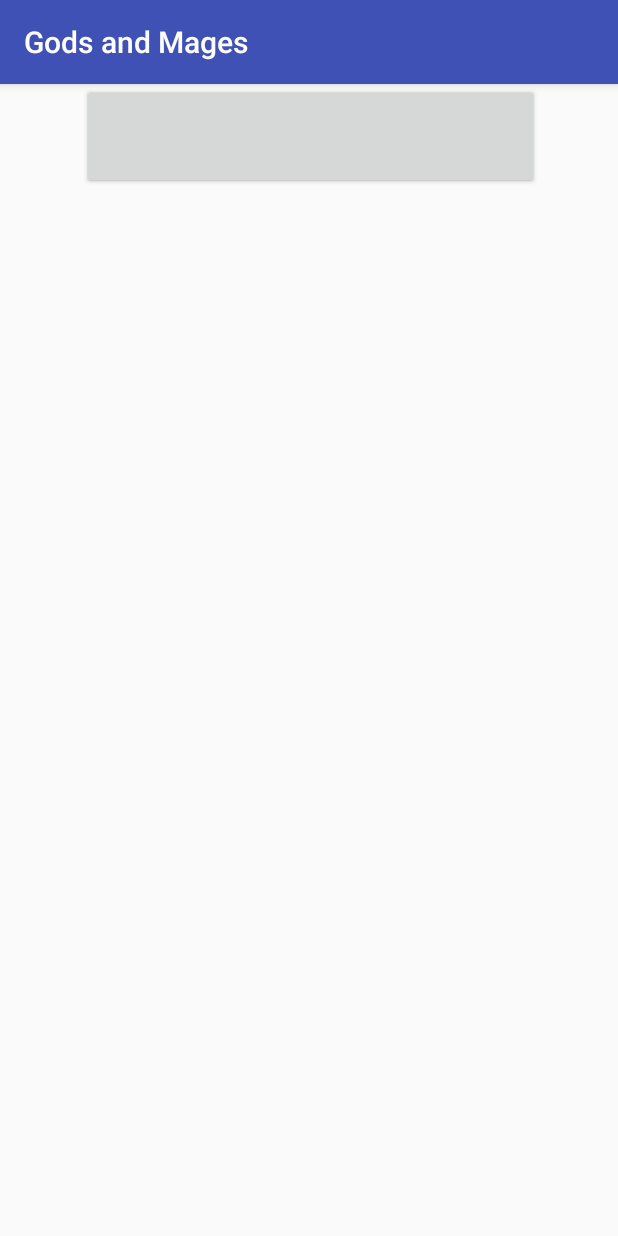
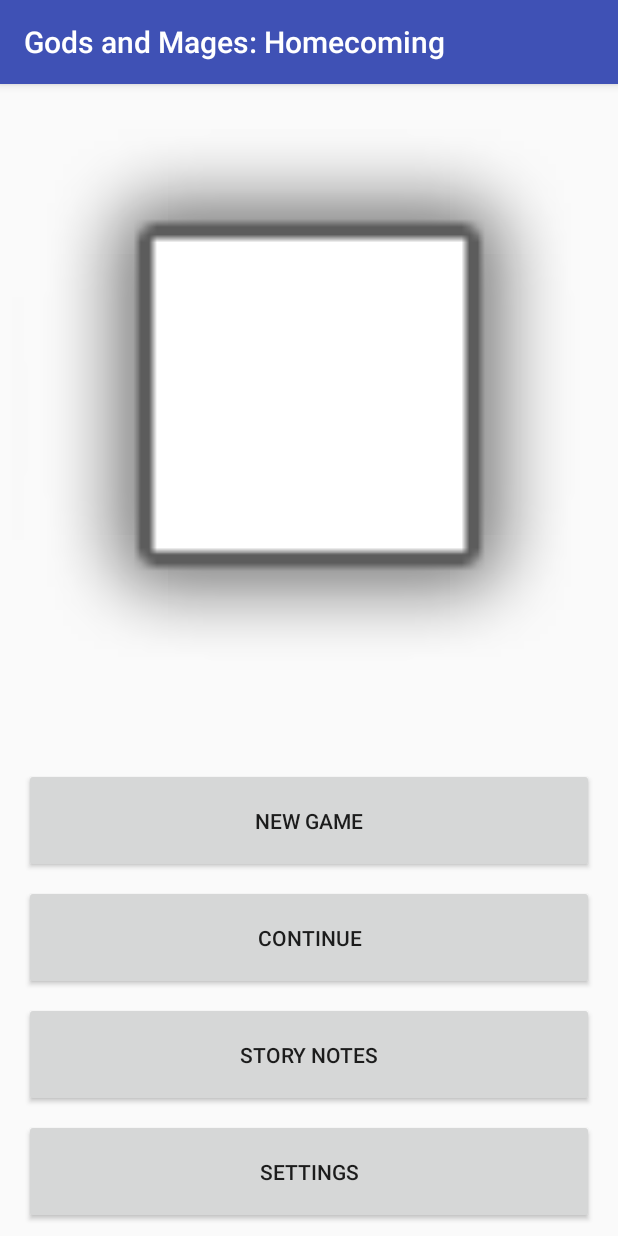
Before and after one commit to clpoppell/GodsAndMages, an Android app: the screen it shows after launch (MainActivity), on a phone screen of 412 x 824 dp. Run offline under Robolectric (Android 15) with nearby library versions, the phone set to English and light mode, and no system bars.

Commit message:
Main menu set up

```diff
--- a/app/src/main/res/layout/activity_main.xml
+++ b/app/src/main/res/layout/activity_main.xml
@@ -7,24 +7,77 @@
     tools:context="com.tadbolmont.godsandmages.MainActivity">
 
     <Button
-        android:id="@+id/button2"
-        android:layout_width="303dp"
-        android:layout_height="70dp"
-        android:text="Button"
-        tools:layout_editor_absoluteY="169dp"
-        android:layout_marginRight="16dp"
-        app:layout_constraintRight_toRightOf="parent"
-        android:layout_marginLeft="16dp"
-        app:layout_constraintLeft_toLeftOf="parent"
-        app:layout_constraintHorizontal_bias="0.52" />
-
-    <Button
-        android:id="@+id/button3"
-        android:layout_width="303dp"
+        android:id="@+id/settings"
+        android:layout_width="0dp"
         android:layout_height="70dp"
         android:layout_marginLeft="16dp"
         android:layout_marginRight="16dp"
+        android:text="Settings"
+        android:visibility="visible"
+        app:layout_constraintHorizontal_bias="0.0"
         app:layout_constraintLeft_toLeftOf="parent"
         app:layout_constraintRight_toRightOf="parent"
-        tools:layout_editor_absoluteY="65dp" />
+        app:layout_constraintBottom_toBottomOf="parent"
+        android:layout_marginBottom="8dp" />
+
+    <Button
+        android:id="@+id/chapters"
+        android:layout_width="0dp"
+        android:layout_height="70dp"
+        android:layout_marginLeft="16dp"
+        android:layout_marginRight="16dp"
+        android:text="@string/button_chapters"
+        android:visibility="visible"
+        app:layout_constraintHorizontal_bias="0.0"
+        app:layout_constraintLeft_toLeftOf="parent"
+        app:layout_constraintRight_toRightOf="parent"
+        android:layout_marginBottom="8dp"
+        app:layout_constraintBottom_toTopOf="@+id/settings" />
+
+    <Button
+        android:id="@+id/loadGame"
+        android:layout_width="0dp"
+        android:layout_height="70dp"
+        android:layout_marginLeft="16dp"
+        android:layout_marginRight="16dp"
+        android:text="Continue"
+        android:visibility="visible"
+        app:layout_constraintHorizontal_bias="0.0"
+        app:layout_constraintLeft_toLeftOf="parent"
+        app:layout_constraintRight_toRightOf="parent"
+        app:layout_constraintVertical_chainStyle="spread_inside"
+        android:layout_marginBottom="8dp"
+        app:layout_constraintBottom_toTopOf="@+id/chapters" />
+
+    <Button
+        android:id="@+id/newGame"
+        android:layout_width="0dp"
+        android:layout_height="70dp"
+        android:layout_marginLeft="16dp"
+        android:layout_marginRight="16dp"
+        android:text="New Game"
+        android:visibility="visible"
+        app:layout_constraintHorizontal_bias="0.0"
+        app:layout_constraintLeft_toLeftOf="parent"
+        app:layout_constraintRight_toRightOf="parent"
+        app:layout_constraintVertical_chainStyle="packed"
+        android:layout_marginBottom="8dp"
+        app:layout_constraintBottom_toTopOf="@+id/loadGame" />
+
+    <ImageView
+        android:id="@+id/imageView"
+        android:layout_width="0dp"
+        android:layout_height="0dp"
+        android:layout_marginBottom="8dp"
+        android:layout_marginLeft="8dp"
+        android:layout_marginRight="8dp"
+        android:layout_marginTop="8dp"
+        android:visibility="visible"
+        app:layout_constraintBottom_toTopOf="@+id/newGame"
+        app:layout_constraintHorizontal_bias="1.0"
+        app:layout_constraintLeft_toLeftOf="parent"
+        app:layout_constraintRight_toRightOf="parent"
+        app:layout_constraintTop_toTopOf="parent"
+        app:layout_constraintVertical_bias="0.0"
+        app:srcCompat="@android:drawable/alert_light_frame" />
 </android.support.constraint.ConstraintLayout>
--- a/app/src/main/res/values/strings.xml
+++ b/app/src/main/res/values/strings.xml
@@ -1,3 +1,4 @@
 <resources>
-    <string name="app_name">Gods and Mages</string>
+    <string name="app_name">Gods and Mages: Homecoming</string>
+    <string name="button_chapters">Story Notes</string>
 </resources>
```
Also changed, not shown: 2 other files.
